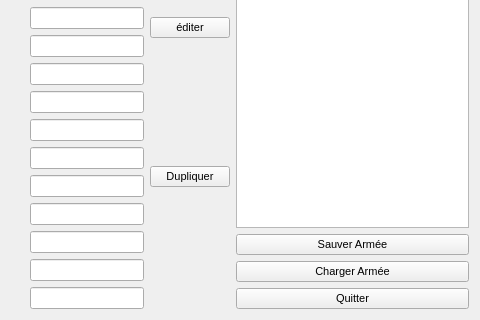
kaosphere/Warhole, file warhole/armywindow.ui: the form before one commit; both pictures show x 665 to 1145 and y 414 to 734 of the 1145 by 734 pixel window.
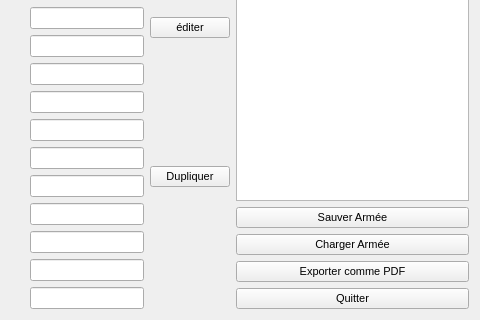
The form after the commit.

Patch:
```diff
--- a/warhole/armywindow.ui
+++ b/warhole/armywindow.ui
@@ -774,6 +774,13 @@
        </property>
       </widget>
      </item>
+     <item>
+      <widget class="QPushButton" name="pushButtonExport">
+       <property name="text">
+        <string>Exporter comme PDF</string>
+       </property>
+      </widget>
+     </item>
      <item>
       <widget class="QPushButton" name="pushButtonQuit">
        <property name="text">
```
